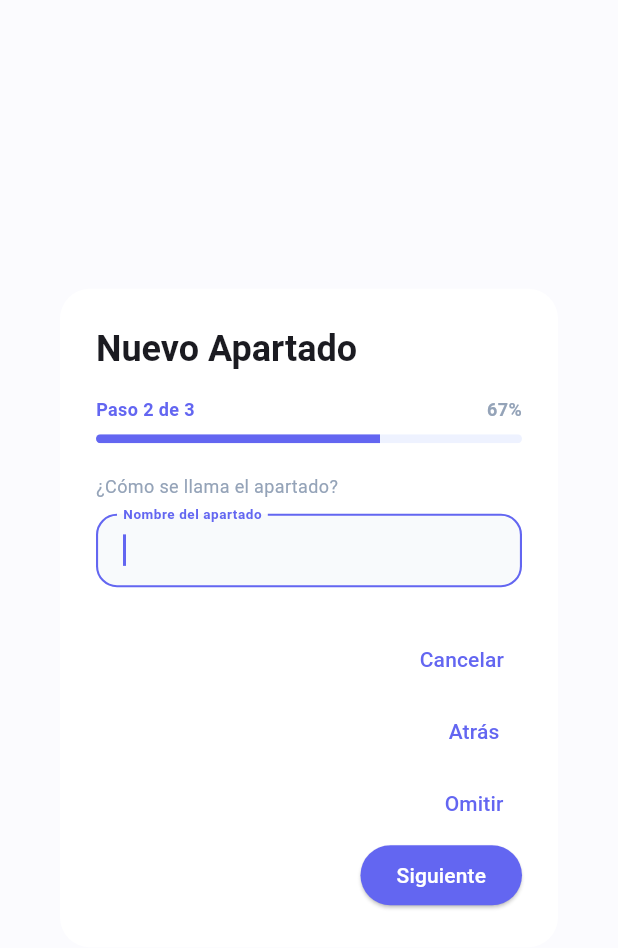
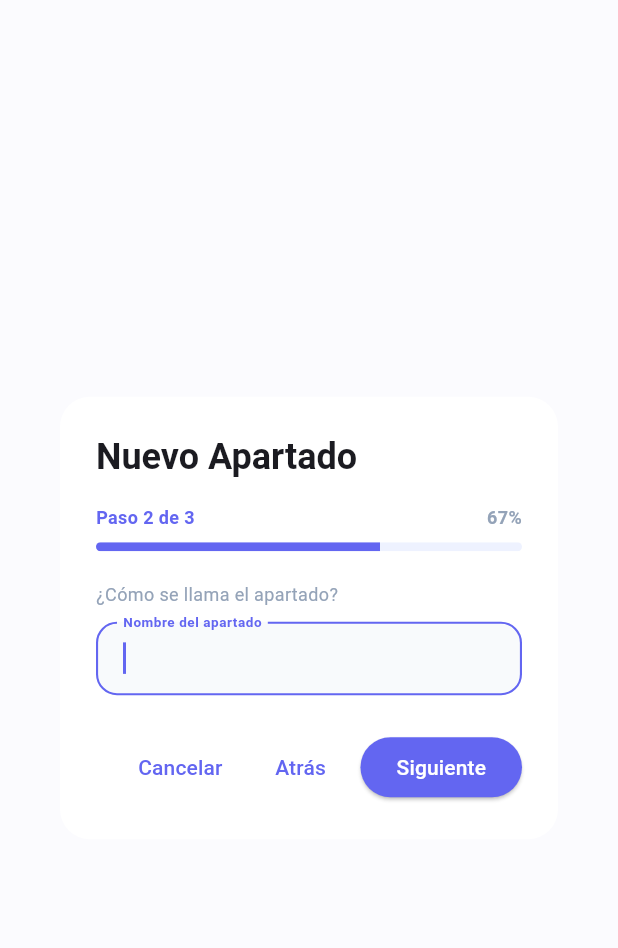
Before and after one commit to ENMAx132/internship_coordinator, a Flutter app: the CrearApartadoDialog widget shown alone on an empty page, opened directly with empty values, after a tap on "Omitir", on a phone screen of 412 x 824 dp. Shown: the top 948 px of the screen. Run offline on Flutter 3.47's test engine with Material 3 defaults, Android fonts, the light colour scheme and no system bars; our stand-ins replace image_picker.

Commit message:
update_11-11-26

```diff
--- a/lib/widgets/dialogos/crear_apartado_dialog.dart
+++ b/lib/widgets/dialogos/crear_apartado_dialog.dart
@@ -18,6 +18,7 @@ class _CrearApartadoDialogState extends State<CrearApartadoDialog> {
   String? imagePathSelec;
   String emojiSelec = '🏢';
   bool _emojisVisibles = false;
+  bool _nombreInvalido = false;
   final emojis = [
     '🏢',
     '💻',
@@ -53,11 +54,16 @@ class _CrearApartadoDialogState extends State<CrearApartadoDialog> {
   }
 
   void _avanzar() {
+    if (_paso == 1 && nombreCtrl.text.trim().isEmpty) {
+      setState(() => _nombreInvalido = true);
+      return;
+    }
     if (_esUltimoPaso) {
       _crear();
       return;
     }
     setState(() {
+      _nombreInvalido = false;
       _emojisVisibles = false;
       _paso++;
     });
@@ -193,10 +199,11 @@ class _CrearApartadoDialogState extends State<CrearApartadoDialog> {
                   onPressed: _atras,
                   child: const Text('Atrás'),
                 ),
-              TextButton(
-                onPressed: _omitir,
-                child: const Text('Omitir'),
-              ),
+              if (_paso != 1)
+                TextButton(
+                  onPressed: _omitir,
+                  child: const Text('Omitir'),
+                ),
               ElevatedButton(
                 style: ElevatedButton.styleFrom(
                   backgroundColor: const Color(0xFF6366F1),
@@ -227,7 +234,16 @@ class _CrearApartadoDialogState extends State<CrearApartadoDialog> {
           controller: nombreCtrl,
           autofocus: true,
           textCapitalization: TextCapitalization.sentences,
-          decoration: const InputDecoration(labelText: 'Nombre del apartado'),
+          onChanged: (value) {
+            if (_nombreInvalido && value.trim().isNotEmpty) {
+              setState(() => _nombreInvalido = false);
+            }
+          },
+          decoration: InputDecoration(
+            labelText: 'Nombre del apartado',
+            errorText:
+                _nombreInvalido ? 'El nombre es obligatorio' : null,
+          ),
           onSubmitted: (_) => _avanzar(),
         );
       default:
```
Also changed, not shown: lib/widgets/dialogos/crear_espacio_dialog.dart (+21 -5 lines), lib/widgets/dialogos/crear_objeto_dialog.dart (+24 -6 lines).
